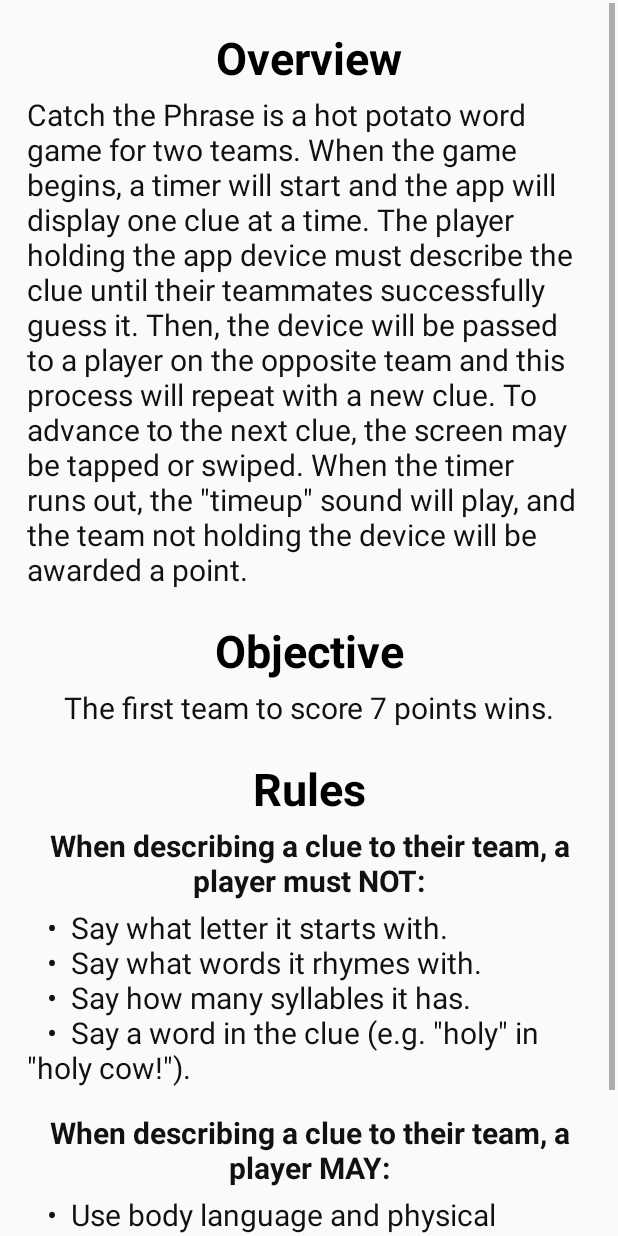
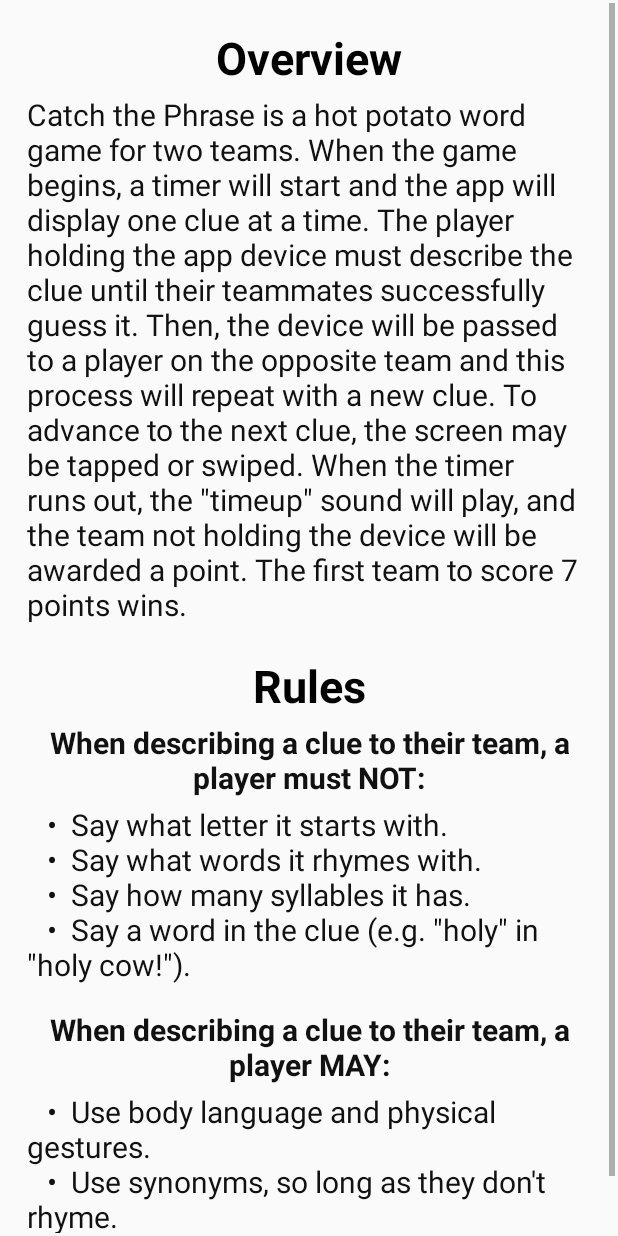
Before and after one commit to kwdiggs/catch_the_phrase, an Android app: the InstructionActivity screen opened directly, with no data from a screen before it, on a phone screen of 412 x 824 dp. Run offline under Robolectric (Android 15) with nearby library versions, the phone set to English and light mode, and no system bars.

```diff
--- a/app/src/main/res/drawable/background_stripe.xml
+++ b/app/src/main/res/drawable/background_stripe.xml
@@ -3,7 +3,7 @@
     <item>
         <shape android:shape="rectangle">
             <solid
-                android:color="@color/colorPrimary" />
+                android:color="@color/scoreboard_head" />
         </shape>
     </item>
 </selector>
--- a/app/src/main/res/layout/activity_instruction.xml
+++ b/app/src/main/res/layout/activity_instruction.xml
@@ -14,7 +14,7 @@
         tools:context="com.diggs.keenan.catchphraseadfree.InstructionActivity">
 
         <TextView
-            android:layout_width="fill_parent"
+            android:layout_width="match_parent"
             android:layout_height="wrap_content"
             android:textAlignment="center"
             android:layout_marginBottom="4dp"
@@ -24,7 +24,7 @@
             android:textStyle="bold"/>
 
         <TextView
-            android:layout_width="fill_parent"
+            android:layout_width="match_parent"
             android:layout_height="wrap_content"
             android:layout_marginBottom="20dp"
             android:text="@string/overview"
@@ -32,26 +32,7 @@
             android:textSize="20sp"/>
 
         <TextView
-            android:layout_width="fill_parent"
-            android:layout_height="wrap_content"
-            android:textAlignment="center"
-            android:layout_marginBottom="4dp"
-            android:text="@string/objective_heading"
-            android:textSize="30sp"
-            android:textColor="@color/colorPrimaryDark"
-            android:textStyle="bold" />
-
-        <TextView
-            android:layout_width="fill_parent"
-            android:layout_height="wrap_content"
-            android:textAlignment="center"
-            android:layout_marginBottom="20dp"
-            android:text="@string/objective"
-            android:textColor="@color/colorPrimary"
-            android:textSize="20sp" />
-
-        <TextView
-            android:layout_width="fill_parent"
+            android:layout_width="match_parent"
             android:layout_height="wrap_content"
             android:textAlignment="center"
             android:layout_marginBottom="4dp"
@@ -61,7 +42,7 @@
             android:textStyle="bold"/>
 
         <TextView
-            android:layout_width="fill_parent"
+            android:layout_width="match_parent"
             android:layout_height="wrap_content"
             android:textAlignment="center"
             android:layout_marginBottom="4dp"
@@ -71,14 +52,14 @@
             android:textStyle="bold"/>
 
         <TextView
-            android:layout_width="fill_parent"
+            android:layout_width="match_parent"
             android:layout_height="wrap_content"
             android:text="@string/rules_body_one"
             android:textColor="@color/colorPrimary"
             android:textSize="20sp" />
 
         <TextView
-            android:layout_width="fill_parent"
+            android:layout_width="match_parent"
             android:layout_height="wrap_content"
             android:textAlignment="center"
             android:layout_marginTop="16dp"
@@ -89,7 +70,7 @@
             android:textStyle="bold"/>
 
         <TextView
-            android:layout_width="fill_parent"
+            android:layout_width="match_parent"
             android:layout_height="wrap_content"
             android:text="@string/rules_body_two"
             android:textColor="@color/colorPrimary"
--- a/app/src/main/res/layout/activity_scoreboard.xml
+++ b/app/src/main/res/layout/activity_scoreboard.xml
@@ -16,7 +16,7 @@
         android:background="@drawable/background_stripe"
         android:text="@string/award_point"
         android:textSize="30sp"
-        android:textColor="@drawable/button_text_color"
+        android:textColor="@color/scoreboard_text"
         android:textStyle="bold" />
 
     <Button android:id="@+id/team_one"
--- a/app/src/main/res/values/colors.xml
+++ b/app/src/main/res/values/colors.xml
@@ -3,7 +3,10 @@
     <color name="colorPrimary">#111111</color>
     <color name="colorPrimaryDark">#000000</color>
     <color name="colorAccent">#FF4081</color>
-    <color name="background_color">#0099cc</color>
+    <color name="background_color">#0099CC</color>
+    <color name="card_color">#006699</color>
     <color name="black_overlay">#66000000</color>
     <color name="white">#FFF</color>
+    <color name="scoreboard_head">#393939</color>
+    <color name="scoreboard_text">#DFDFDF</color>
 </resources>
--- a/app/src/main/res/values/strings.xml
+++ b/app/src/main/res/values/strings.xml
@@ -31,11 +31,8 @@
         describe the clue until their teammates successfully guess it. Then, the device will be
         passed to a player on the opposite team and this process will repeat with a new clue. To
         advance to the next clue, the screen may be tapped or swiped. When the timer runs out, the
-        \"timeup\" sound will play, and the team not holding the device will be awarded a point.
-    </string>
-    <string name="objective_heading">Objective</string>
-    <string name="objective">
-        The first team to score 7 points wins.
+        \"timeup\" sound will play, and the team not holding the device will be awarded a point. The
+        first team to score 7 points wins.
     </string>
     <string name="rules_heading">Rules</string>
     <string name="rules_subheading_one">
```
Also changed, not shown: app/src/main/res/drawable/button_menu.xml (+18 -16 lines).
